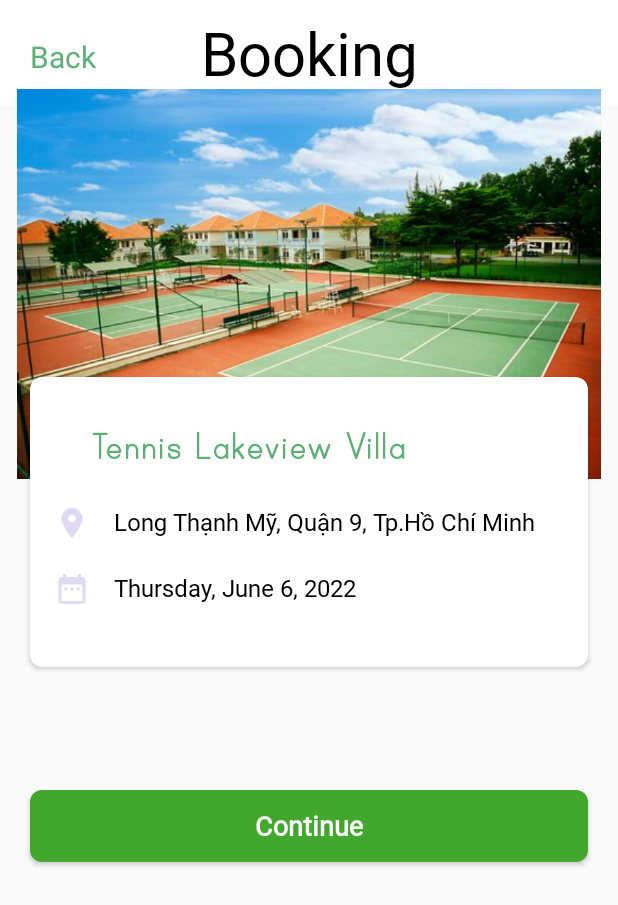
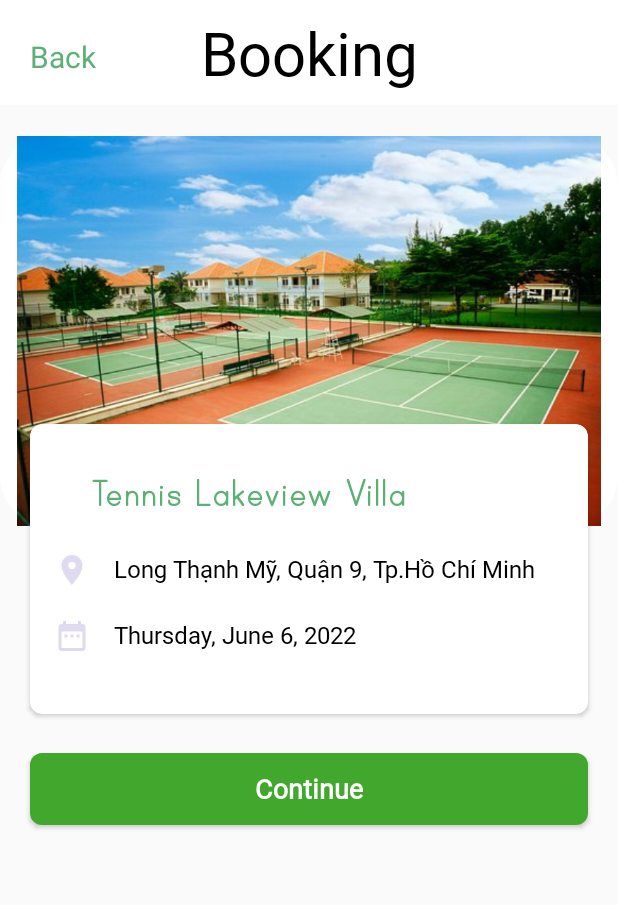
Before and after one commit to sonyrich/tennis-booking, an Android app: the DateBookingActivity screen opened directly, with no data from a screen before it, on a phone screen of 412 x 824 dp. Shown: the top 905 px of the screen. Run offline under Robolectric (Android 15) with nearby library versions, the light colour scheme and no system bars.

Commit message:
sửa lại thêm 1 số thứ

```diff
--- /dev/null
+++ b/app/src/main/res/drawable/custom_viewpaper.xml
@@ -0,0 +1,10 @@
+<?xml version="1.0" encoding="utf-8"?>
+<shape xmlns:android="http://schemas.android.com/apk/res/android">
+    <solid android:color="#FFFFFF"/>
+    <corners android:radius="50px"/>
+    <padding
+        android:left="0dp"
+        android:top="0dp"
+        android:right="0dp"
+        android:bottom="0dp" />
+</shape>
--- a/app/src/main/res/layout/activity_date_booking.xml
+++ b/app/src/main/res/layout/activity_date_booking.xml
@@ -29,7 +29,7 @@
         android:id="@+id/relativeLayout"
         android:layout_width="match_parent"
         android:layout_height="match_parent"
-        android:layout_marginTop="-16dp"
+        android:layout_marginTop="15dp"
         app:layout_behavior="@string/appbar_scrolling_view_behavior">
 
         <ScrollView
@@ -50,7 +50,8 @@
                         android:layout_width="match_parent"
                         android:layout_height="260dp"
                         android:layout_marginTop="5dp"
-                        android:scaleType="centerCrop" />
+                        android:scaleType="centerCrop"
+                        android:background="@drawable/custom_viewpaper"/>
 
                 </RelativeLayout>
 
@@ -147,7 +148,7 @@
                     android:layout_height="wrap_content"
                     android:layout_gravity="center"
                     android:layout_marginHorizontal="20dp"
-                    android:layout_marginTop="76dp"
+                    android:layout_marginTop="20dp"
                     android:layout_marginBottom="36dp"
                     android:background="@drawable/buttonshape"
                     android:fontFamily="@font/calibri"
```
Also changed, not shown: app/src/main/java/com/example/tennis_booking/HomeActivity.java (+9 -3 lines), app/src/main/java/com/example/tennis_booking/HomeAdapter.java (+20 -4 lines), app/src/main/java/com/example/tennis_booking/HomeFragment.java (+11 -3 lines).
